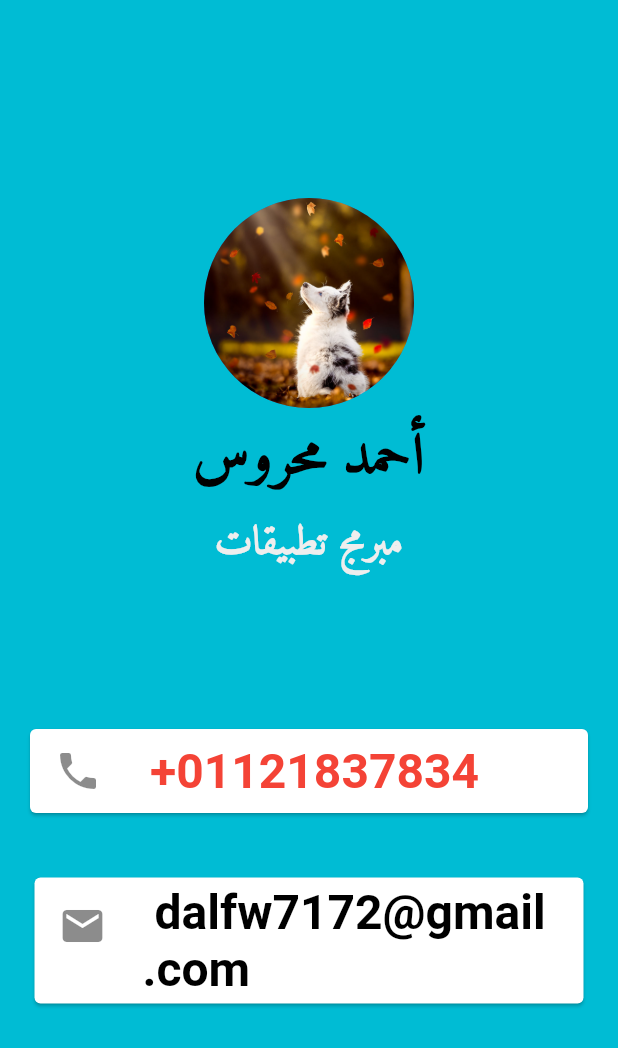
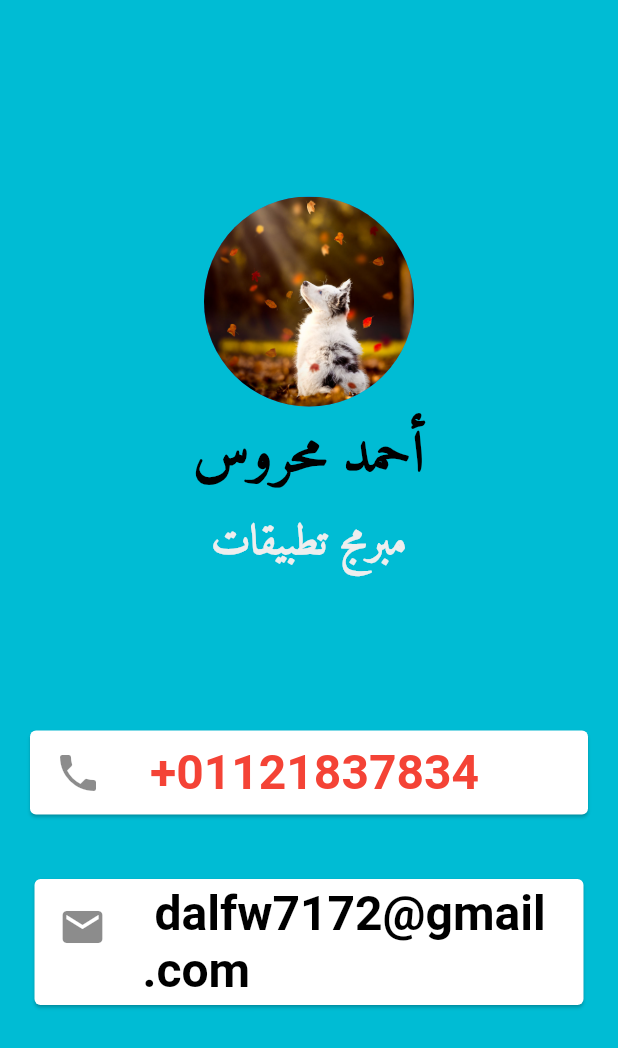
Before and after one commit to AhmedMahrous0023/identity, a Flutter app: the screen it shows after launch, on a phone screen of 412 x 824 dp. Shown: the top 1048 px of the screen. Run offline on Flutter 3.47's test engine with Material 2 defaults, Android fonts, the phone set to English and light mode, and no system bars; missing offline and left inert: dart:ffi, dart:js_util.

Commit message:
change the font size

```diff
--- a/lib/main.dart
+++ b/lib/main.dart
@@ -41,7 +41,7 @@ class myApp extends StatelessWidget {
               Text(" مبرمج تطبيقات ",
               style:TextStyle(
                fontFamily: 'Amiri',
-               fontSize: 27.00,
+               fontSize: 28.00,
                color: Colors.grey.shade200,
                fontWeight: FontWeight.bold,
               ),
```
